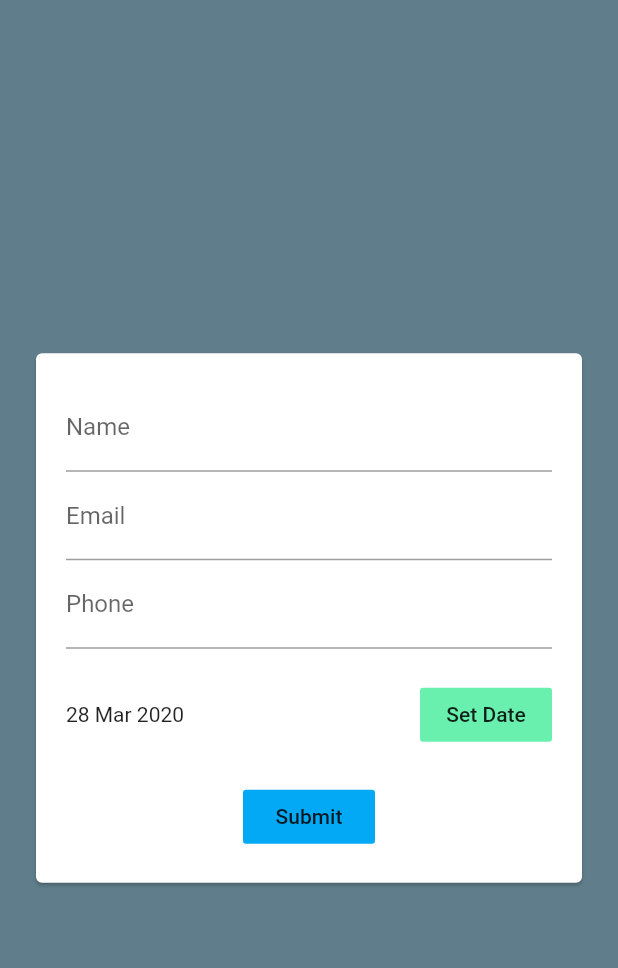
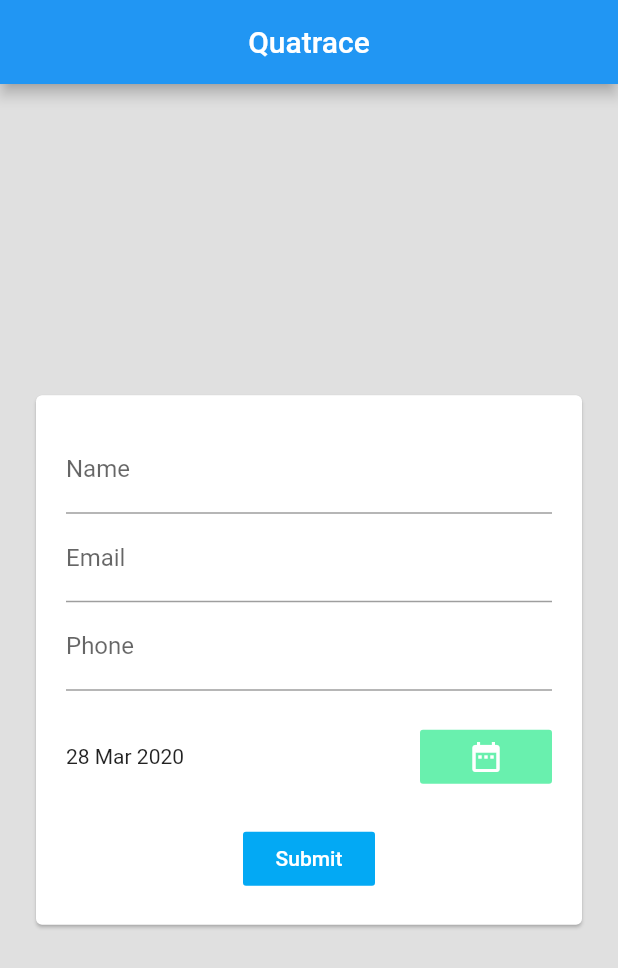
Before and after one commit to MeLean/CodeCamping, a Flutter app: the SignUp screen opened directly, on a phone screen of 412 x 824 dp. Shown: the top 968 px of the screen. Run offline on Flutter 3.47's test engine with Material 2 defaults, Android fonts, the phone set to English and light mode, and no system bars; our stand-ins replace firebase_messaging, local_auth, location; accounts and stored records are empty; network calls fail; statements that could not run were skipped.

Commit message:
Latest changes before demo

```diff
--- a/lib/main.dart
+++ b/lib/main.dart
@@ -24,6 +24,7 @@ final navigatorKey = GlobalKey<NavigatorState>();
 void main() => runApp(MaterialApp(
       title: 'Quatrace',
       navigatorKey: navigatorKey,
+      debugShowCheckedModeBanner: false,
       theme: ThemeData(
         primarySwatch: Colors.blue,
       ),
--- a/lib/pages/home-page.dart
+++ b/lib/pages/home-page.dart
@@ -4,6 +4,7 @@ import 'package:flutter/services.dart';
 import 'package:quatrace/pages/statistics.dart';
 import 'package:quatrace/utils/api-util.dart';
 import 'package:quatrace/utils/location-util.dart';
+import 'package:quatrace/utils/push-util.dart';
 
 class HomePage extends StatefulWidget {
   const HomePage();
@@ -35,6 +36,8 @@ class _HomePageState extends State<HomePage> {
     if (!mounted) return;
 
     if (isAuthenticated) {
+      final fcmToken = await PushNotifications(context).register();
+      await APIUtil().getToken(fcmToken);
       if (APIUtil().notificationTokenLength > 0) {
         Map<String, dynamic> _location = await LocationUtil().getLocation();
         await APIUtil().sentLocation(_location);
--- a/lib/pages/sign-up.dart
+++ b/lib/pages/sign-up.dart
@@ -25,7 +25,7 @@ class _SignUpState extends State<SignUp> {
   DateTime _initialDate = DateTime.now();
   String _parsedDate =
       DateFormat('dd MMM yyyy').format(DateTime.now()).toString();
-  DateTime _actualDate;
+  DateTime _actualDate = DateTime.now();
 
   void showPicker(_context) async {
     final DateTime picked = await showDatePicker(
@@ -56,13 +56,19 @@ class _SignUpState extends State<SignUp> {
       _unixTimestamp.toInt(),
     );
     await APIUtil().signUp(_user.toJson());
-    Navigator.pushReplacement(context, MaterialPageRoute(builder: (BuildContext context) => HomePage()));
+    Navigator.pushReplacement(context,
+        MaterialPageRoute(builder: (BuildContext context) => HomePage()));
   }
 
   @override
   Widget build(BuildContext context) {
-    return Container(
-      color: Colors.blueGrey,
+    return Scaffold(
+        appBar: AppBar(
+          title: Text('Quatrace'),
+          centerTitle: true,
+        ),
+        body: Container(
+          color: Colors.grey.shade300,
           padding: EdgeInsets.all(20.0),
           child: Column(
             mainAxisAlignment: MainAxisAlignment.center,
@@ -99,12 +105,14 @@ class _SignUpState extends State<SignUp> {
                           padding: EdgeInsets.only(top: 20.0),
                           child: Row(
                             mainAxisAlignment: MainAxisAlignment.spaceBetween,
+                            crossAxisAlignment: CrossAxisAlignment.center,
                             children: <Widget>[
                               Text(_parsedDate),
                               FlatButton(
                                 onPressed: () => showPicker(context),
-                            child: Text("Set Date"),
+                                child: Icon(Icons.date_range),
                                 color: Colors.greenAccent,
+                                textColor: Colors.white,
                               )
                             ],
                           ),
@@ -116,8 +124,9 @@ class _SignUpState extends State<SignUp> {
                             children: <Widget>[
                               FlatButton(
                                 onPressed: _submitFormData,
-                            child: Text("Submit"),
+                                child: Text('Submit'),
                                 color: Colors.lightBlue,
+                                textColor: Colors.white,
                               )
                             ],
                           ),
@@ -129,6 +138,6 @@ class _SignUpState extends State<SignUp> {
               ),
             ],
           ),
-    );
+        ));
   }
 }
--- a/lib/utils/api-util.dart
+++ b/lib/utils/api-util.dart
@@ -3,6 +3,7 @@ import 'dart:convert';
 import 'package:flutter/material.dart';
 import 'package:quatrace/models/user.dart';
 import 'package:http/http.dart' as http;
+import 'package:quatrace/utils/push-util.dart';
 
 class APIUtil {
   static final APIUtil _apiUrl = APIUtil._internal();
@@ -19,7 +20,7 @@ class APIUtil {
     'signUp': '/api/auth/signup',
     'notification': '/api/verifications/new'
   };
-  String _token;
+  String _token = '';
   String _notificationToken = '';
 
   get notificationTokenLength => _notificationToken.length;
@@ -71,14 +72,17 @@ class APIUtil {
     }
   }
 
-  Future<User> signUp(payload) async {
+  Future<bool> signUp(payload) async {
     try {
       final response = await http.post(
         Uri.http(this._domain, this._paths['signUp']),
         headers: {'Content-Type': 'application/json', 'Accept': 'application/json'},
         body: jsonEncode(payload),
       );
-      return User.fromJson(jsonDecode(response.body));
+      if(response.statusCode != 201) {
+        return false;
+      }
+      return true;
     } catch (e) {
       throw (e);
     }
```
Also changed, not shown: lib/pages/statistics.dart (+10 -1 lines). Lines whose indentation alone changed are shown as unchanged.
